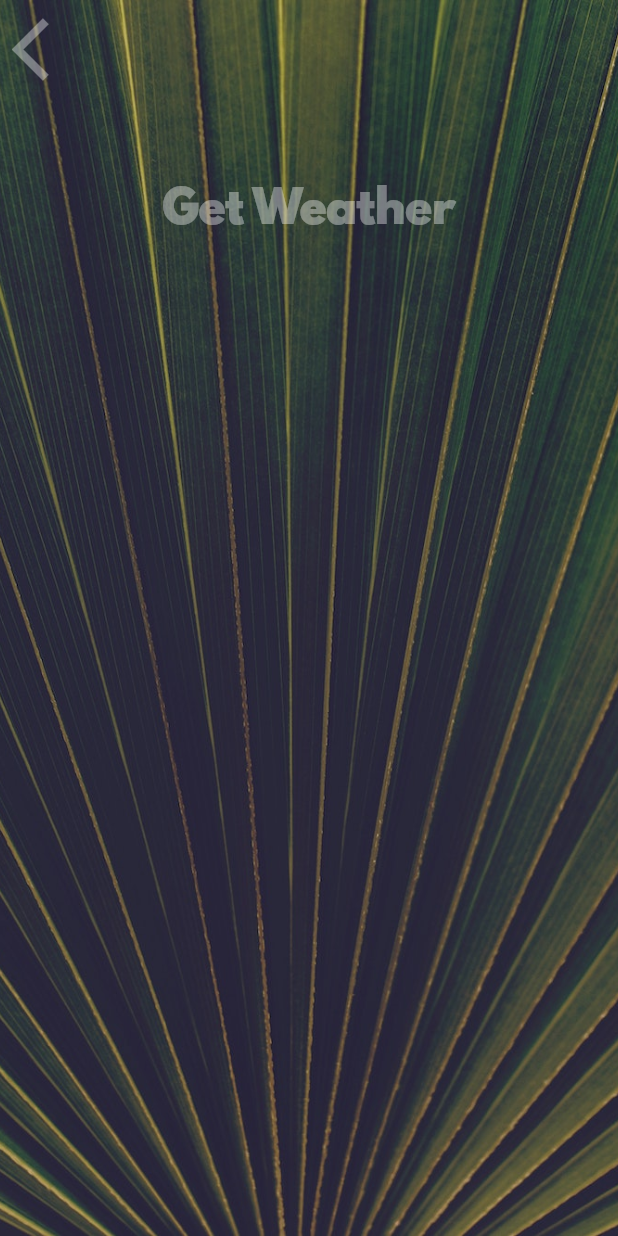
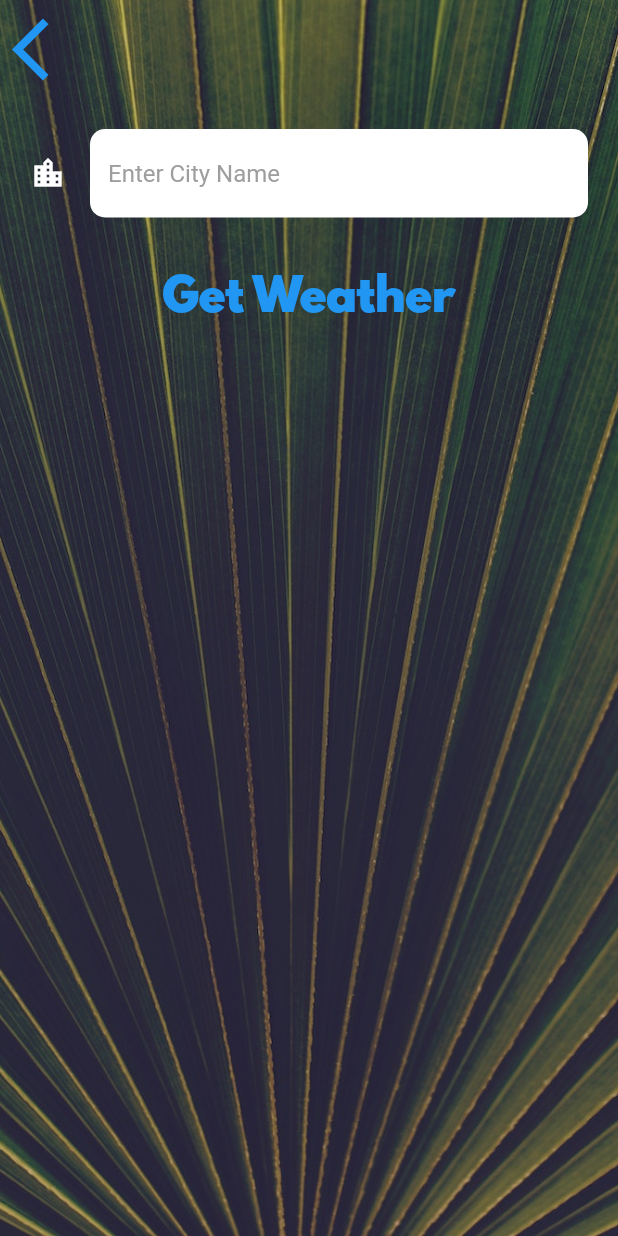
Before and after one commit to huuthuan-nguyen/clima-app, a Flutter app: the CityScreen screen opened directly, on a phone screen of 412 x 824 dp. Run offline on Flutter 3.47's test engine with Material 2 defaults, Android fonts, the phone set to English and light mode, and no system bars; our stand-ins replace flutter_spinkit, geolocator; network calls fail.

Commit message:
clima update

```diff
--- a/lib/screens/city_screen.dart
+++ b/lib/screens/city_screen.dart
@@ -7,6 +7,7 @@ class CityScreen extends StatefulWidget {
 }
 
 class _CityScreenState extends State<CityScreen> {
+  String? cityName;
   @override
   Widget build(BuildContext context) {
     return Scaffold(
@@ -18,18 +19,30 @@ class _CityScreenState extends State<CityScreen> {
               Align(
                 alignment: Alignment.topLeft,
                 child: TextButton(
-                    onPressed: null,
+                    onPressed: () {
+                      Navigator.pop(context);
+                    },
                     child: Icon(
                       Icons.arrow_back_ios,
                       size: 50,
                     )),
               ),
               Container(
-                child: null,
+                child: TextField(
+                  style: TextStyle(
+                    color: Colors.black,
+                  ),
+                  decoration: kTextFieldInputDecoration,
+                  onChanged: (value) {
+                    cityName = value;
+                  },
+                ),
                 padding: EdgeInsets.all(20),
               ),
               TextButton(
-                  onPressed: null,
+                  onPressed: () {
+                    Navigator.pop(context, cityName);
+                  },
                   child: Text(
                     "Get Weather",
                     style: kButtonTextStyle,
--- a/lib/utilities/constants.dart
+++ b/lib/utilities/constants.dart
@@ -18,3 +18,22 @@ const kButtonTextStyle = TextStyle(
 const kConditionTextStyle = TextStyle(
   fontSize: 100,
 );
+
+const kTextFieldInputDecoration = InputDecoration(
+  filled: true,
+  fillColor: Colors.white,
+  icon: Icon(
+    Icons.location_city,
+    color: Colors.white,
+  ),
+  hintText: "Enter City Name",
+  hintStyle: TextStyle(
+    color: Colors.grey,
+  ),
+  border: OutlineInputBorder(
+    borderRadius: BorderRadius.all(
+      Radius.circular(10),
+    ),
+    borderSide: BorderSide.none,
+  ),
+);
```
Also changed, not shown: lib/screens/location_screen.dart (+12 -1 lines), lib/services/weather.dart (+14 -0 lines).
